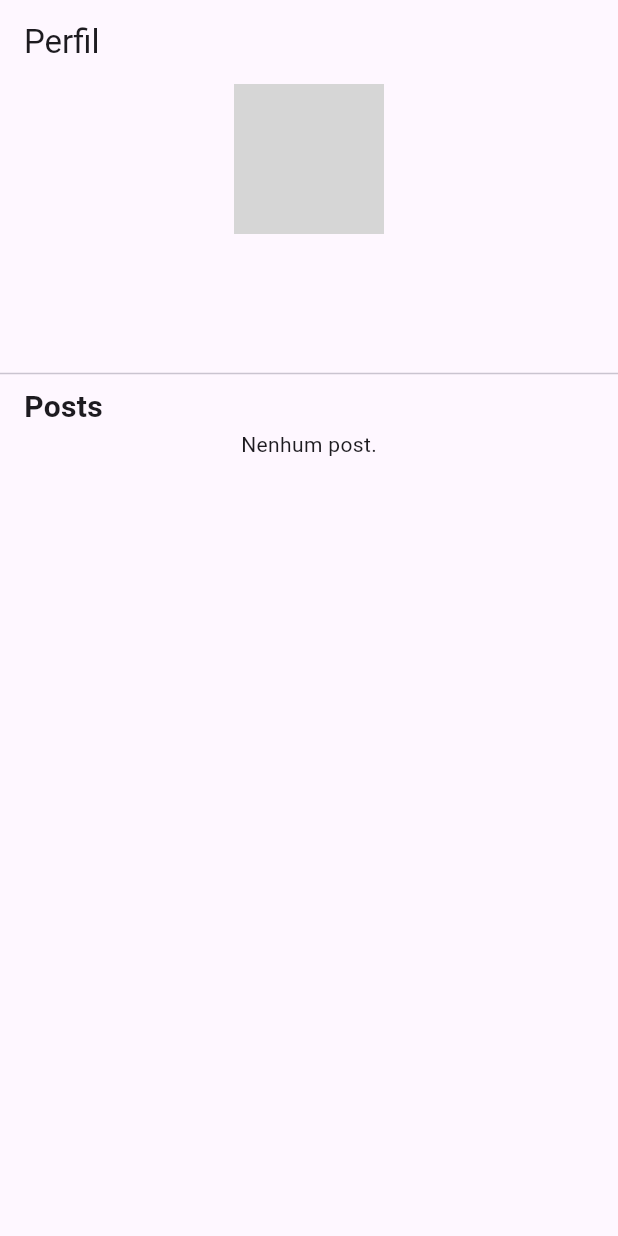
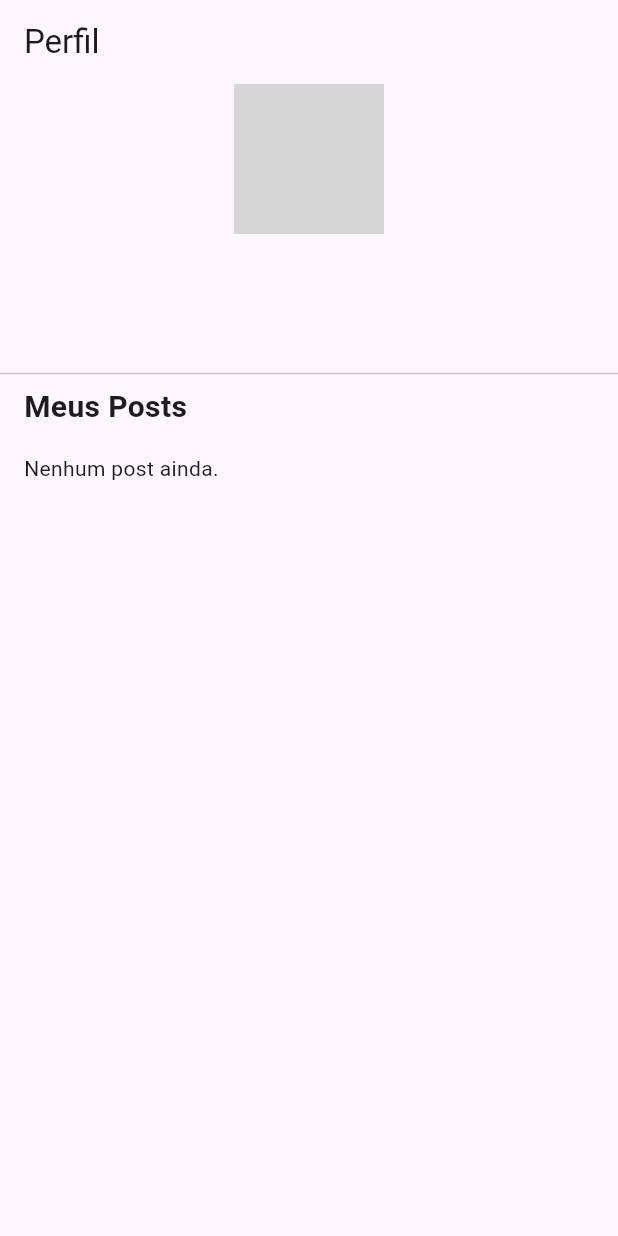
Before and after one commit to vncorrea/framehub, a Flutter app: the ProfileScreen screen opened directly with empty values, on a phone screen of 412 x 824 dp. Run offline on Flutter 3.47's test engine with Material 3 defaults, Android fonts, the phone set to English and light mode, and no system bars; our stand-ins replace camera, cloud_firestore, device_preview, firebase_auth, firebase_core, firebase_storage and 1 more; accounts and stored records are empty; network calls fail; grey boxes are pictures that could not be loaded.

Commit message:
fix: user posts list

```diff
--- a/lib/core/services/feed_service.dart
+++ b/lib/core/services/feed_service.dart
@@ -11,7 +11,7 @@ class FeedService {
   Stream<List<Post>> getPostsStream() {
     return _firestore
         .collection('posts')
-        .orderBy('timestamp', descending: true)
+        // .orderBy('timestamp', descending: true)
         .snapshots()
         .map((snapshot) => snapshot.docs
             .map((doc) => Post.fromMap(doc.data(), doc.id))
--- a/lib/views/screens/main_screen.dart
+++ b/lib/views/screens/main_screen.dart
@@ -23,7 +23,7 @@ class _MainScreenState extends State<MainScreen> {
     final List<Widget> pages = [
       FeedScreen(),
       ExploreScreen(),
-      CameraScreen(),
+      CameraScreen(userId: widget.user.id),
       ProfileScreen(userId: widget.user.id),
     ];
 
--- a/lib/views/screens/profile_screen.dart
+++ b/lib/views/screens/profile_screen.dart
@@ -1,16 +1,16 @@
+// profile_screen.dart
 import 'package:flutter/material.dart';
 import 'package:provider/provider.dart';
 import '../../viewmodels/profile_viewmodel.dart';
 import '../../models/user_model.dart';
 import '../../models/post_model.dart';
-import '../../widgets/post_card.dart'; // Importa o componente reutilizável
+import '../../widgets/post_card.dart';
 
 class ProfileScreen extends StatelessWidget {
   final String userId;
 
   const ProfileScreen({Key? key, required this.userId}) : super(key: key);
 
-  // Widget para exibir o cabeçalho do perfil
   Widget _buildProfileHeader(AppUser user) {
     return Column(
       children: [
@@ -46,30 +46,34 @@ class ProfileScreen extends StatelessWidget {
         appBar: AppBar(title: const Text("Perfil")),
         body: Consumer<ProfileViewModel>(
           builder: (context, viewModel, _) {
-            if (viewModel.isLoadingProfile) {
+            if (viewModel.isLoadingProfile || viewModel.isLoadingPosts) {
               return const Center(child: CircularProgressIndicator());
             }
+
             if (viewModel.errorProfile != null) {
-              return Center(child: Text("Erro: ${viewModel.errorProfile}"));
+              return Center(child: Text("Erro no perfil: ${viewModel.errorProfile}"));
             }
+
             AppUser user = viewModel.userProfile!;
+
             return SingleChildScrollView(
               child: Column(
                 crossAxisAlignment: CrossAxisAlignment.stretch,
                 children: [
                   _buildProfileHeader(user),
                   const Divider(),
-                  Padding(
-                    padding: const EdgeInsets.symmetric(horizontal: 16.0),
-                    child: const Text(
-                      "Posts",
+                  const Padding(
+                    padding: EdgeInsets.symmetric(horizontal: 16.0),
+                    child: Text(
+                      "Meus Posts",
                       style: TextStyle(fontSize: 20, fontWeight: FontWeight.bold),
                     ),
                   ),
-                  viewModel.isLoadingPosts
-                      ? const Center(child: CircularProgressIndicator())
-                      : viewModel.userPosts.isEmpty
-                          ? const Center(child: Text("Nenhum post."))
+                  viewModel.userPosts.isEmpty
+                      ? const Padding(
+                          padding: EdgeInsets.all(16),
+                          child: Text("Nenhum post ainda."),
+                        )
                       : ListView.builder(
                           shrinkWrap: true,
                           physics: const NeverScrollableScrollPhysics(),
```
Lines whose indentation alone changed are shown as unchanged.
